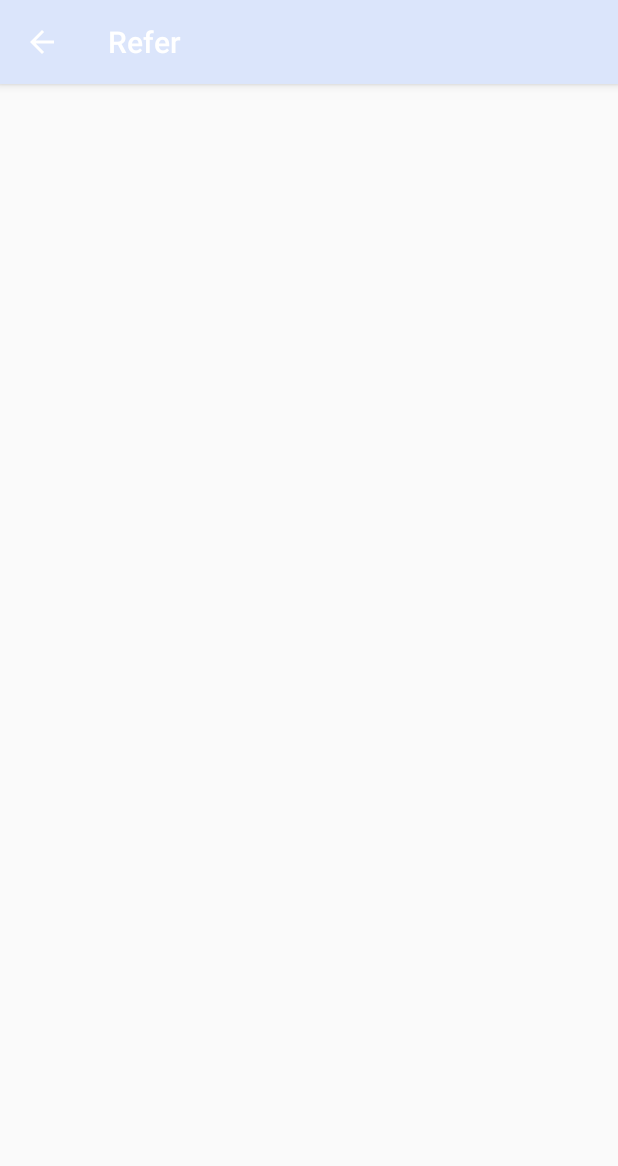
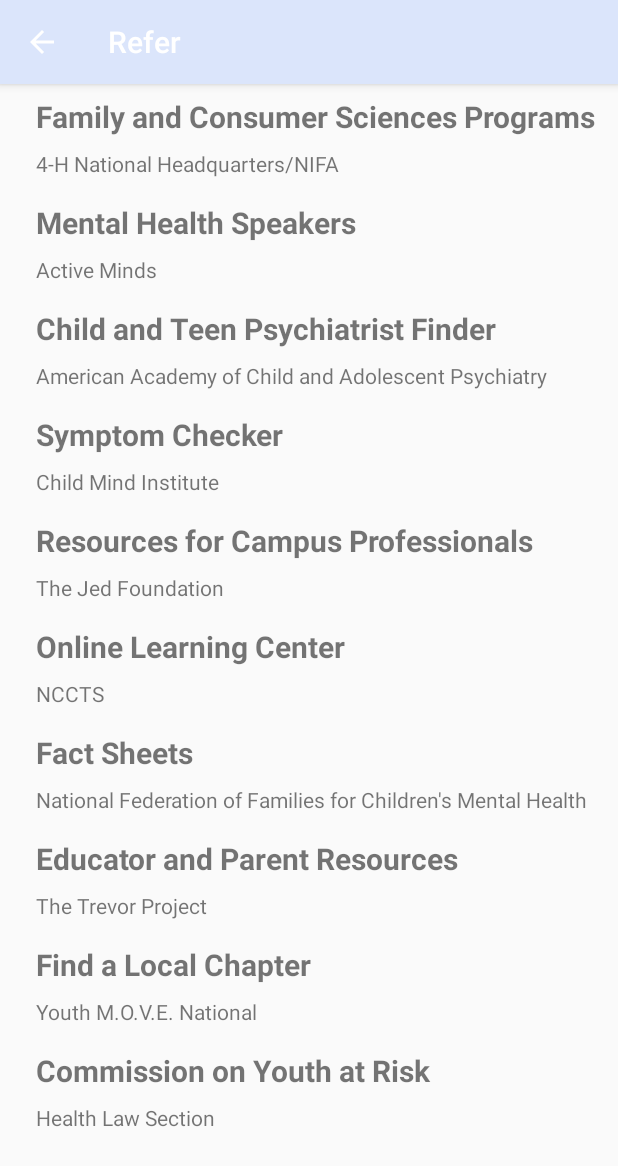
Before and after one commit to hamiltona21/RelaxReferReflect, an Android app: the ReferActivity screen opened directly, with no data from a screen before it, on a phone screen of 412 x 824 dp. Shown: the top 1166 px of the screen. Run offline under Robolectric (Android 15) with nearby library versions, the phone set to English and light mode, and no system bars.

Commit message:
seventh commit

```diff
--- a/app/build.gradle
+++ b/app/build.gradle
@@ -25,7 +25,7 @@ android {
 
 dependencies {
     implementation fileTree(dir: 'libs', include: ['*.jar'])
-
+    implementation 'com.android.support:recyclerview-v7:29.0.0'
     implementation 'androidx.appcompat:appcompat:1.1.0'
     implementation 'androidx.constraintlayout:constraintlayout:1.1.3'
     testImplementation 'junit:junit:4.12'
--- /dev/null
+++ b/app/src/main/java/ashleyhamilton/honorsmobileapps/relaxreferreflect/Organization.java
@@ -0,0 +1,25 @@
+package ashleyhamilton.honorsmobileapps.relaxreferreflect;
+
+public class Organization {
+    private String mTitle;
+    private String mName;
+    public Organization(String t, String n){
+        mTitle=t;
+        mName=n;
+    }
+    public String getTitle() {
+        return mTitle;
+    }
+
+    public void setTitle(String t) {
+        mTitle=t;
+    }
+    public String getName() {
+        return mName;
+    }
+
+    public void setName(String n) {
+        mName=n;
+    }
+
+}
--- /dev/null
+++ b/app/src/main/java/ashleyhamilton/honorsmobileapps/relaxreferreflect/OrganizationAdapter.java
@@ -0,0 +1,32 @@
+package ashleyhamilton.honorsmobileapps.relaxreferreflect;
+
+import android.view.LayoutInflater;
+import android.view.View;
+import android.view.ViewGroup;
+
+import androidx.recyclerview.widget.RecyclerView;
+
+import java.util.ArrayList;
+
+public class OrganizationAdapter extends RecyclerView.Adapter<OrganizationViewHolder> {
+    private ArrayList<Organization> mOrgs;
+    public OrganizationAdapter(ArrayList<Organization> orgs){
+        mOrgs=orgs;
+    }
+    @Override
+    public OrganizationViewHolder onCreateViewHolder(ViewGroup parent, int viewType){
+        LayoutInflater layoutInflater=LayoutInflater.from(parent.getContext());
+        View rootView=layoutInflater.inflate(R.layout.listitem_layout, parent, false);
+        OrganizationViewHolder newViewHolder=new OrganizationViewHolder(rootView);
+        return newViewHolder;
+    }
+    @Override
+    public void onBindViewHolder(OrganizationViewHolder currentViewHolder, int position){
+        Organization currentOrg=mOrgs.get(position);
+        currentViewHolder.bindOrganization(currentOrg);
+    }
+    @Override
+    public int getItemCount(){
+        return mOrgs.size();
+    }
+}
--- /dev/null
+++ b/app/src/main/java/ashleyhamilton/honorsmobileapps/relaxreferreflect/OrganizationViewHolder.java
@@ -0,0 +1,22 @@
+package ashleyhamilton.honorsmobileapps.relaxreferreflect;
+
+import android.view.View;
+import android.widget.TextView;
+
+import androidx.recyclerview.widget.RecyclerView;
+
+public class OrganizationViewHolder extends RecyclerView.ViewHolder {
+    private TextView mTitleTextView;
+    private TextView mNameTextView;
+    private Organization mOrg;
+    public OrganizationViewHolder(View rootView){
+        super(rootView);
+        mTitleTextView=rootView.findViewById(R.id.textViewTitle);
+        mNameTextView=rootView.findViewById(R.id.textViewName);
+    }
+    public void bindOrganization(Organization o){
+        mOrg=o;
+        mTitleTextView.setText(mOrg.getTitle());
+        mNameTextView.setText(mOrg.getName());
+    }
+}
--- a/app/src/main/java/ashleyhamilton/honorsmobileapps/relaxreferreflect/ReferActivity.java
+++ b/app/src/main/java/ashleyhamilton/honorsmobileapps/relaxreferreflect/ReferActivity.java
@@ -1,14 +1,37 @@
 package ashleyhamilton.honorsmobileapps.relaxreferreflect;
 
 import androidx.appcompat.app.AppCompatActivity;
+import androidx.recyclerview.widget.LinearLayoutManager;
+import androidx.recyclerview.widget.RecyclerView;
 
 import android.os.Bundle;
+import android.widget.LinearLayout;
+
+import java.util.ArrayList;
 
 public class ReferActivity extends AppCompatActivity {
+    private RecyclerView mRecyclerView;
+    private OrganizationAdapter mAdapter;
 
     @Override
     protected void onCreate(Bundle savedInstanceState) {
         super.onCreate(savedInstanceState);
         setContentView(R.layout.activity_refer);
+        mRecyclerView=(RecyclerView)findViewById(R.id.myRecyclerView);
+        LinearLayoutManager layoutManager=new LinearLayoutManager(this);
+        mRecyclerView.setLayoutManager(layoutManager);
+        ArrayList<Organization> orgs = new ArrayList<>();
+        orgs.add(new Organization("Family and Consumer Sciences Programs", "4-H National Headquarters/NIFA"));
+        orgs.add(new Organization("Mental Health Speakers", "Active Minds"));
+        orgs.add(new Organization("Child and Teen Psychiatrist Finder", "American Academy of Child and Adolescent Psychiatry"));
+        orgs.add(new Organization("Symptom Checker", "Child Mind Institute"));
+        orgs.add(new Organization("Resources for Campus Professionals ", "The Jed Foundation"));
+        orgs.add(new Organization("Online Learning Center", "NCCTS"));
+        orgs.add(new Organization("Fact Sheets", "National Federation of Families for Children's Mental Health"));
+        orgs.add(new Organization("Educator and Parent Resources", "The Trevor Project"));
+        orgs.add(new Organization("Find a Local Chapter", "Youth M.O.V.E. National"));
+        orgs.add(new Organization("Commission on Youth at Risk", "Health Law Section"));
+        mAdapter=new OrganizationAdapter(orgs);
+        mRecyclerView.setAdapter(mAdapter);
     }
 }
--- a/app/src/main/res/layout/activity_refer.xml
+++ b/app/src/main/res/layout/activity_refer.xml
@@ -1,9 +1,9 @@
 <?xml version="1.0" encoding="utf-8"?>
-<androidx.constraintlayout.widget.ConstraintLayout xmlns:android="http://schemas.android.com/apk/res/android"
-    xmlns:app="http://schemas.android.com/apk/res-auto"
+<androidx.recyclerview.widget.RecyclerView
+    xmlns:android="http://schemas.android.com/apk/res/android"
     xmlns:tools="http://schemas.android.com/tools"
+    android:id="@+id/myRecyclerView"
     android:layout_width="match_parent"
     android:layout_height="match_parent"
     tools:context=".ReferActivity">
-
-</androidx.constraintlayout.widget.ConstraintLayout>
+</androidx.recyclerview.widget.RecyclerView>
--- /dev/null
+++ b/app/src/main/res/layout/listitem_layout.xml
@@ -0,0 +1,26 @@
+<?xml version="1.0" encoding="utf-8"?>
+<RelativeLayout xmlns:android="http://schemas.android.com/apk/res/android"
+    android:layout_width="match_parent"
+    android:layout_height="wrap_content"
+    android:padding="8dp">
+
+
+    <TextView
+        android:id="@+id/textViewTitle"
+        android:layout_width="wrap_content"
+        android:layout_height="wrap_content"
+        android:layout_marginBottom="8dp"
+        android:layout_marginLeft="16dp"
+        android:text="Pretend Title"
+        android:textStyle="bold"
+        android:textSize="20sp"/>
+
+    <TextView
+        android:id="@+id/textViewName"
+        android:layout_width="wrap_content"
+        android:layout_height="wrap_content"
+        android:layout_below="@id/textViewTitle"
+        android:layout_marginLeft="16dp"
+        android:text="Pretend Organization Name" />
+
+</RelativeLayout>
```
